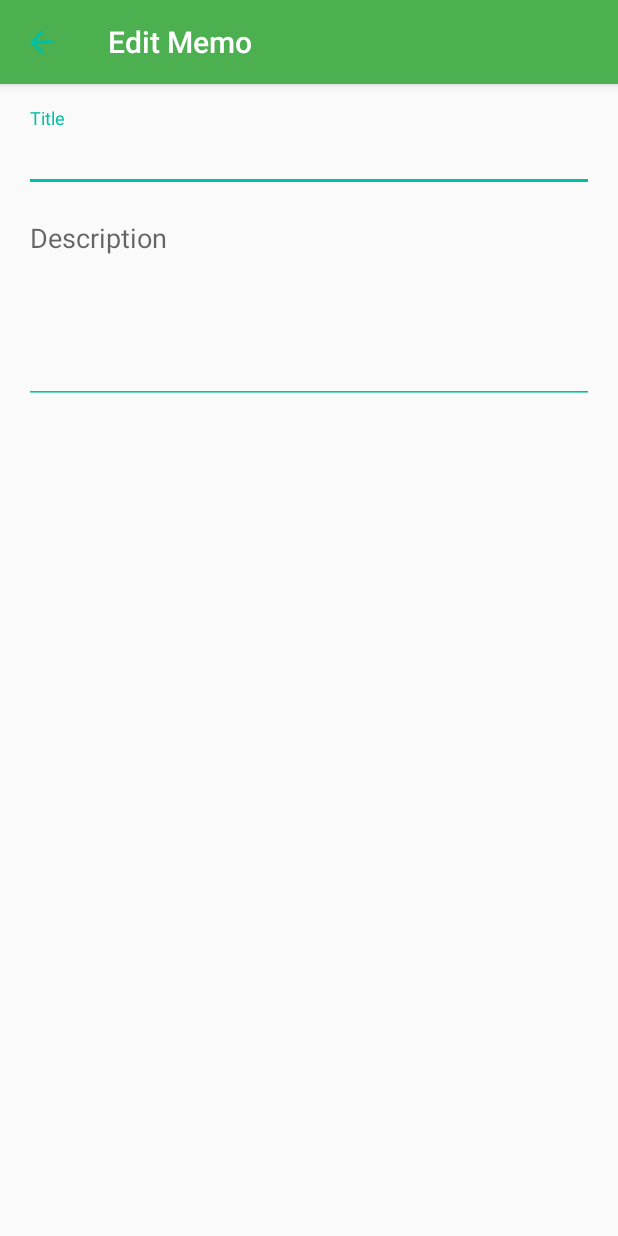
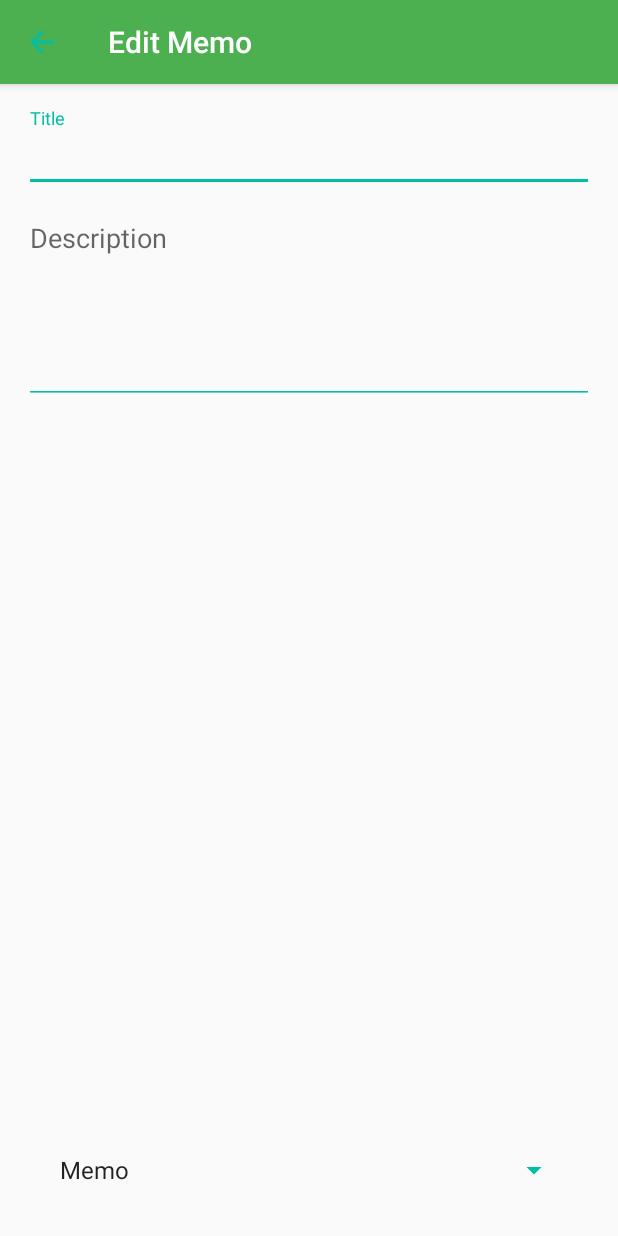
Before and after one commit to VogelDev/Android-Projects, an Android app: the screen it shows after launch (NoteEditActivity), after a tap on an icon or button, on a phone screen of 412 x 824 dp. Run offline under Robolectric (Android 15) with nearby library versions, the phone set to English and light mode, and no system bars; 4 statements that could not run were skipped.

Commit message:
Project Conversion
Started implementing project changes for task support

```diff
--- a/MemoPad/app/src/main/java/me/vogeldev/memopad/NoteEditActivity.java
+++ b/MemoPad/app/src/main/java/me/vogeldev/memopad/NoteEditActivity.java
@@ -6,20 +6,33 @@ import android.database.Cursor;
 import android.graphics.Color;
 import android.net.Uri;
 import android.os.Bundle;
+import android.support.design.widget.FloatingActionButton;
 import android.support.v7.app.AppCompatActivity;
 import android.support.v7.widget.Toolbar;
 import android.view.MenuItem;
+import android.view.View;
+import android.widget.AdapterView;
+import android.widget.ArrayAdapter;
 import android.widget.EditText;
+import android.widget.ListView;
+import android.widget.Spinner;
+
+import java.util.ArrayList;
 
 import me.vogeldev.memopad.data.NotepadContract;
 
 /**
  * Created by Vogel on 6/9/2016.
  */
-public class NoteEditActivity extends AppCompatActivity {
+public class NoteEditActivity extends AppCompatActivity implements AdapterView.OnItemClickListener {
 
     public static final String ACTION_NEW = "action_new";
     public static final String ACTION_EDIT = "action_edit";
+
+    private Spinner spinnerType;
+
+    ArrayAdapter<String> adapter;
+    ArrayList<String> tasks;
 
     private EditText etTitle;
     private EditText etDesc;
@@ -64,6 +77,30 @@ public class NoteEditActivity extends AppCompatActivity {
         setSupportActionBar(toolbar);
         // This has the potential to fail, but we are explicitly setting the actionbar
         getSupportActionBar().setDisplayHomeAsUpEnabled(true);
+
+        tasks = new ArrayList<>();
+        adapter = new ArrayAdapter<>(this, android.R.layout.simple_list_item_activated_1, tasks);
+
+        ListView listView = (ListView)findViewById(R.id.listView_task);
+        listView.setAdapter(adapter);
+        listView.setOnItemClickListener(this);
+
+        FloatingActionButton fab = (FloatingActionButton)findViewById(R.id.fab_task);
+        fab.setOnClickListener(new View.OnClickListener() {
+            @Override
+            public void onClick(View v) {
+                tasks.add(etDesc.getText().toString());
+                adapter.notifyDataSetChanged();
+            }
+        });
+
+        // Create array adapter for unit spinners based on string array in the strings.xml file
+        ArrayAdapter<String> spinAdapter = new ArrayAdapter<>(this,
+                android.R.layout.simple_spinner_item,
+                getResources().getStringArray(R.array.edit_types));
+        spinAdapter.setDropDownViewResource(android.R.layout.simple_dropdown_item_1line);
+        spinnerType = (Spinner)findViewById(R.id.spinnerType);
+        spinnerType.setAdapter(spinAdapter);
     }
 
     @Override
@@ -93,4 +130,10 @@ public class NoteEditActivity extends AppCompatActivity {
         super.onPause();
         save();
     }
+
+    @Override
+    public void onItemClick(AdapterView<?> parent, View view, int position, long id) {
+        tasks.remove(position);
+        adapter.notifyDataSetChanged();
+    }
 }
--- a/MemoPad/app/src/main/res/layout/activity_note_edit.xml
+++ b/MemoPad/app/src/main/res/layout/activity_note_edit.xml
@@ -1,6 +1,8 @@
 <?xml version="1.0" encoding="utf-8"?>
 <LinearLayout xmlns:android="http://schemas.android.com/apk/res/android"
-    android:orientation="vertical" android:layout_width="match_parent"
+    xmlns:app="http://schemas.android.com/apk/res-auto"
+    android:orientation="vertical"
+    android:layout_width="match_parent"
     android:layout_height="match_parent">
 
     <include layout="@layout/toolbar"/>
@@ -21,7 +23,6 @@
                 android:layout_height="wrap_content"
                 android:hint="Title"
                 />
-
         </android.support.design.widget.TextInputLayout>
         <android.support.design.widget.TextInputLayout
             android:layout_width="match_parent"
@@ -35,8 +36,43 @@
                 android:minLines="5"
                 android:gravity="start|top"
                 />
+        </android.support.design.widget.TextInputLayout>
 
-        </android.support.design.widget.TextInputLayout>
+        <android.support.design.widget.FloatingActionButton
+            android:id="@+id/fab_task"
+            android:layout_width="wrap_content"
+            android:layout_height="wrap_content"
+            android:minHeight="@dimen/abc_action_button_min_height_material"
+            android:minWidth="@dimen/abc_action_button_min_width_material"
+            android:layout_gravity="bottom|end"
+            android:layout_margin="@dimen/activity_vertical_margin"
+            android:elevation="6dp"
+            app:borderWidth="0dp"
+            android:src="@drawable/ic_content_add"
+            android:visibility="invisible"
+            />
+        <RelativeLayout
+            android:layout_width="match_parent"
+            android:layout_height="match_parent"
+            android:padding="16dp">
+
+            <ListView
+                android:layout_width="match_parent"
+                android:layout_height="wrap_content"
+                android:id="@+id/listView_task"
+                android:visibility="invisible"
+                android:layout_alignParentTop="true"
+                android:layout_alignParentStart="true" />
+            <Spinner
+                android:layout_width="wrap_content"
+                android:layout_height="wrap_content"
+                android:id="@+id/spinnerType"
+                android:textSize="24pt"
+                android:layout_alignParentBottom="true"
+                android:layout_alignParentStart="true"
+                android:layout_alignParentEnd="true"  />
+        </RelativeLayout>
+
     </LinearLayout>
 
 </LinearLayout>
--- a/MemoPad/app/src/main/res/values/strings.xml
+++ b/MemoPad/app/src/main/res/values/strings.xml
@@ -1,4 +1,9 @@
 <resources>
     <string name="app_name">MemoPad</string>
     <string name="edit_memo">Edit Memo</string>
+
+    <string-array name="edit_types">
+        <item>Memo</item>
+        <item>Task List</item>
+    </string-array>
 </resources>
```
